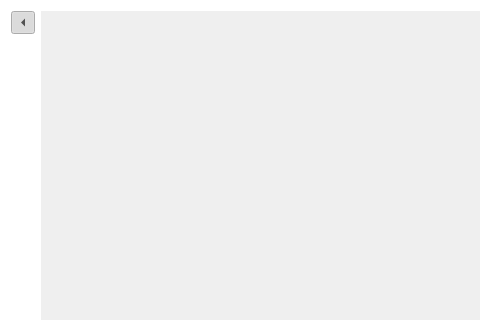
First picture: the form in src/bsdd_gui/plugins/graph_viewer/module/settings/qt/Widget.ui, repository c-mellueh/bSDD-Toolkit, before the edit; both pictures show x 0 to 480 and y 0 to 320 of the 772 by 942 pixel window.
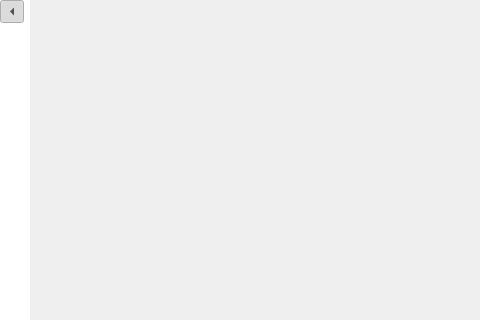
Second picture: the form after the edit.

```diff
--- a/src/bsdd_gui/plugins/graph_viewer/module/settings/qt/Widget.ui
+++ b/src/bsdd_gui/plugins/graph_viewer/module/settings/qt/Widget.ui
@@ -18,6 +18,18 @@
                 background: transparent; }</string>
   </property>
   <layout class="QHBoxLayout" name="horizontalLayout">
+   <property name="leftMargin">
+    <number>0</number>
+   </property>
+   <property name="topMargin">
+    <number>0</number>
+   </property>
+   <property name="rightMargin">
+    <number>0</number>
+   </property>
+   <property name="bottomMargin">
+    <number>0</number>
+   </property>
    <item>
     <layout class="QVBoxLayout" name="button_layout">
      <item>
@@ -70,8 +82,8 @@
        <rect>
         <x>0</x>
         <y>0</y>
-        <width>723</width>
-        <height>924</height>
+        <width>741</width>
+        <height>942</height>
        </rect>
       </property>
       <layout class="QVBoxLayout" name="scroll_layout" stretch="">
```
